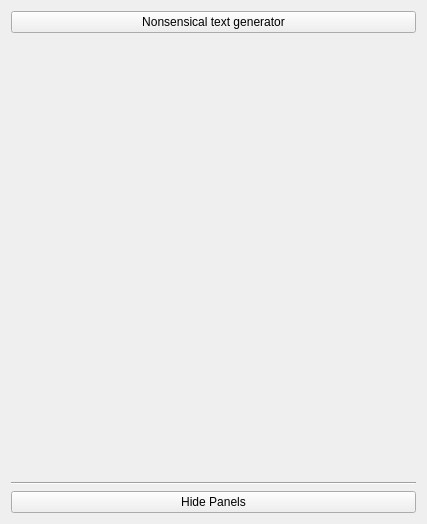
Old version of the form components_list.ui in the repository Dugy/EmWeb.
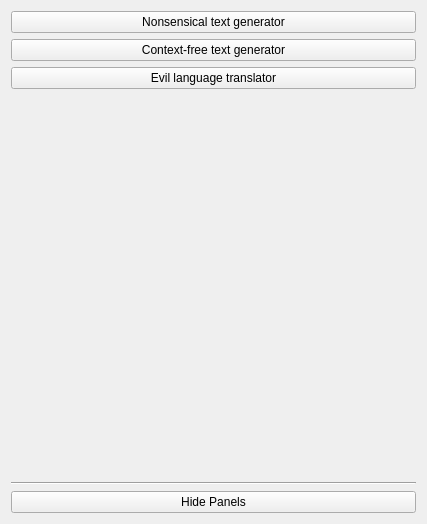
New version of the form.

```diff
--- a/components_list.ui
+++ b/components_list.ui
@@ -33,6 +33,20 @@
      </property>
     </widget>
    </item>
+   <item>
+    <widget class="QPushButton" name="pushButton">
+     <property name="text">
+      <string>Context-free text generator</string>
+     </property>
+    </widget>
+   </item>
+   <item>
+    <widget class="QPushButton" name="pushButton_2">
+     <property name="text">
+      <string>Evil language translator</string>
+     </property>
+    </widget>
+   </item>
    <item>
     <spacer name="verticalSpacer">
      <property name="orientation">
```
